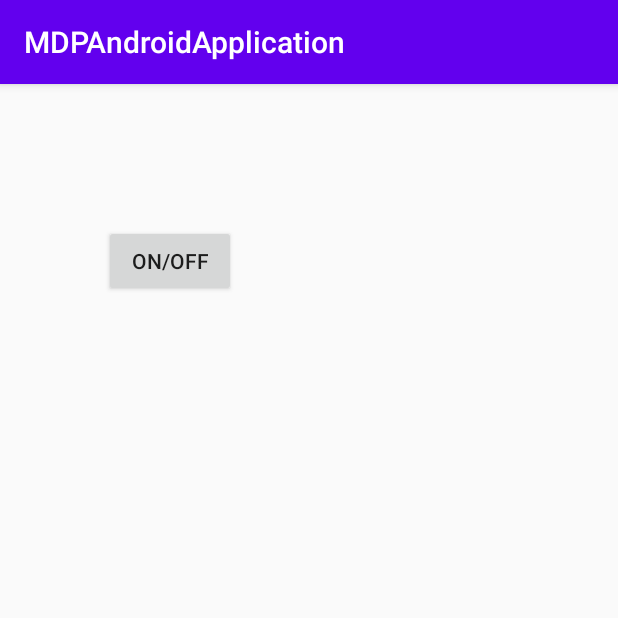
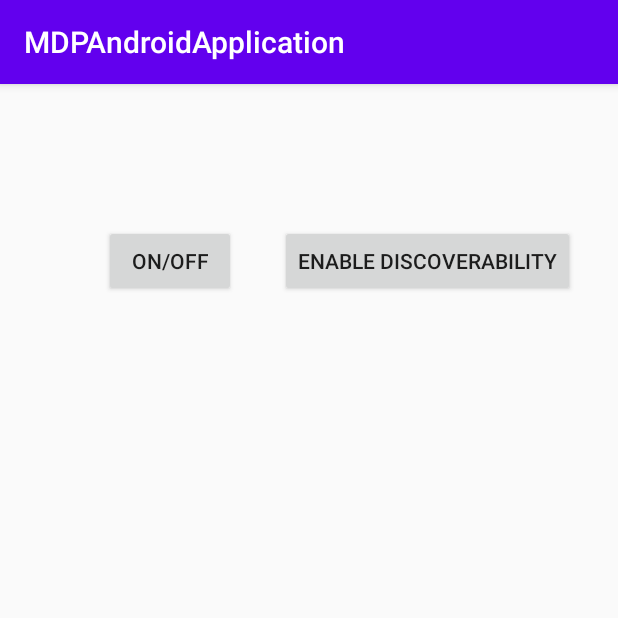
Before and after one commit to xinying590/Multi-DisciplinaryProject, an Android app: the screen it shows after launch (MainActivity before the commit, connectBluetooth after it), on a phone screen of 412 x 824 dp, the top half of it. Run offline under Robolectric (Android 15) with nearby library versions, the phone set to English and light mode, and no system bars.

Commit message:
Discoverability feature

```diff
--- a/AndroidApplication/app/src/main/AndroidManifest.xml
+++ b/AndroidApplication/app/src/main/AndroidManifest.xml
@@ -16,7 +16,7 @@
         android:roundIcon="@mipmap/ic_launcher_round"
         android:supportsRtl="true"
         android:theme="@style/AppTheme">
-        <activity android:name=".MainActivity">
+        <activity android:name=".Bluetooth.connectBluetooth">
             <intent-filter>
                 <action android:name="android.intent.action.MAIN" />
 
--- a/AndroidApplication/app/src/main/res/layout/activity_main.xml
+++ b/AndroidApplication/app/src/main/res/layout/activity_main.xml
@@ -4,7 +4,7 @@
     xmlns:tools="http://schemas.android.com/tools"
     android:layout_width="match_parent"
     android:layout_height="match_parent"
-    tools:context=".MainActivity">
+    tools:context=".Bluetooth.connectBluetooth">
 
     <Button
         android:id="@+id/btnONOFF"
@@ -17,4 +17,16 @@
         app:layout_constraintStart_toStartOf="parent"
         app:layout_constraintTop_toTopOf="parent"
         app:layout_constraintVertical_bias="0.131" />
+
+    <Button
+        android:id="@+id/btnDiscoverable_on_off"
+        android:layout_width="wrap_content"
+        android:layout_height="wrap_content"
+        android:text="Enable discoverability"
+        android:onClick="btnEnableDisable_Discoverable"
+        app:layout_constraintBottom_toBottomOf="parent"
+        app:layout_constraintEnd_toEndOf="parent"
+        app:layout_constraintStart_toEndOf="@+id/btnONOFF"
+        app:layout_constraintTop_toTopOf="parent"
+        app:layout_constraintVertical_bias="0.131" />
 </androidx.constraintlayout.widget.ConstraintLayout>
```
Also changed, not shown: AndroidApplication/app/src/main/java/com/aa/MDPAndroidApplication/Bluetooth/DeviceListAdapter.java (+49 -49 lines).
